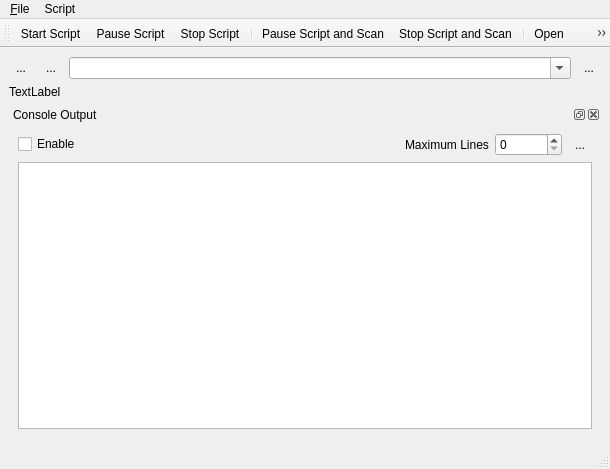
This is ui/Scripting.ui in MonroeQuantumNetworks/IonControl as Qt 5 draws it before an edit. The edited form follows.
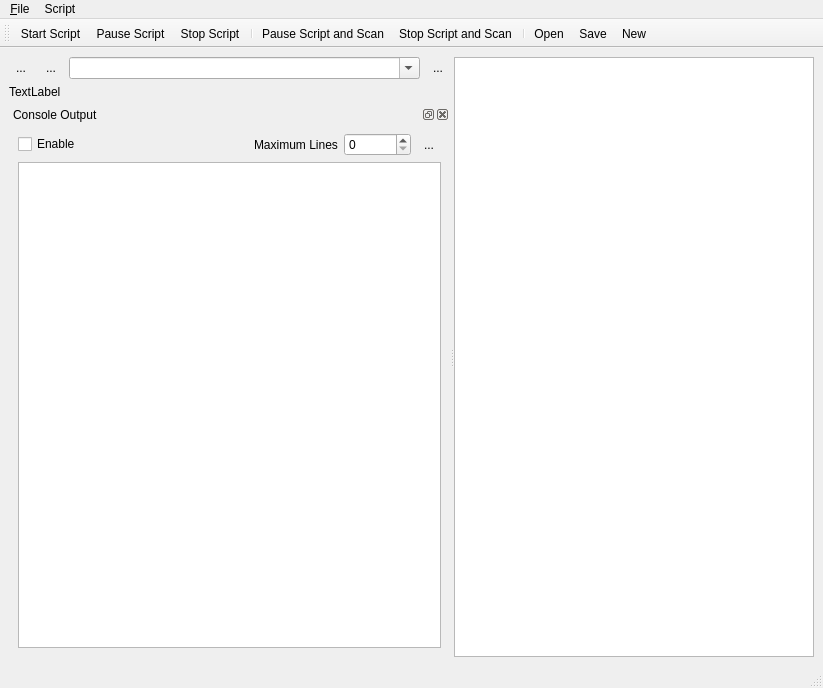
This is the edited form. Icons and pictures are not drawn.

```diff
--- a/ui/Scripting.ui
+++ b/ui/Scripting.ui
@@ -6,14 +6,21 @@
    <rect>
     <x>0</x>
     <y>0</y>
-    <width>610</width>
-    <height>469</height>
+    <width>823</width>
+    <height>688</height>
    </rect>
   </property>
   <property name="windowTitle">
    <string>MainWindow</string>
   </property>
   <widget class="QWidget" name="centralwidget">
+   <layout class="QVBoxLayout" name="verticalLayout_3">
+    <item>
+     <widget class="QSplitter" name="splitter_2">
+      <property name="orientation">
+       <enum>Qt::Horizontal</enum>
+      </property>
+      <widget class="QWidget" name="verticalLayoutWidget">
    <layout class="QVBoxLayout" name="verticalLayout_2">
     <item>
      <layout class="QHBoxLayout" name="horizontalLayout_2">
@@ -193,12 +200,17 @@
     </item>
    </layout>
   </widget>
+      <widget class="QListWidget" name="DocsListWidget"/>
+     </widget>
+    </item>
+   </layout>
+  </widget>
   <widget class="QMenuBar" name="menubar">
    <property name="geometry">
     <rect>
      <x>0</x>
      <y>0</y>
-     <width>610</width>
+     <width>823</width>
      <height>21</height>
     </rect>
    </property>
```
Lines whose indentation alone changed are shown as unchanged.
